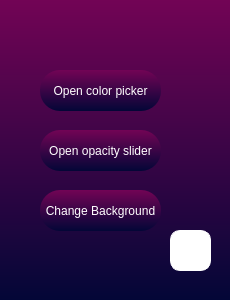
Before: the Qt Designer form New_Assets/dial_1.ui in CodeALPHA007/Shunya, drawn with Qt 5.
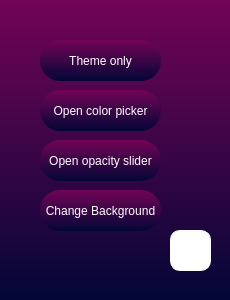
After: the same form once the commit is applied.

What changed in the file:
```diff
--- a/New_Assets/dial_1.ui
+++ b/New_Assets/dial_1.ui
@@ -20,7 +20,7 @@
    <property name="geometry">
     <rect>
      <x>40</x>
-     <y>70</y>
+     <y>90</y>
      <width>121</width>
      <height>41</height>
     </rect>
@@ -37,7 +37,7 @@
    <property name="geometry">
     <rect>
      <x>40</x>
-     <y>130</y>
+     <y>140</y>
      <width>121</width>
      <height>41</height>
     </rect>
@@ -93,6 +93,23 @@
     <string/>
    </property>
   </widget>
+  <widget class="QPushButton" name="theme_btn">
+   <property name="geometry">
+    <rect>
+     <x>40</x>
+     <y>40</y>
+     <width>121</width>
+     <height>41</height>
+    </rect>
+   </property>
+   <property name="styleSheet">
+    <string notr="true">color:white;
+border-radius:20px;</string>
+   </property>
+   <property name="text">
+    <string>Theme only</string>
+   </property>
+  </widget>
  </widget>
  <resources/>
  <connections/>
```
